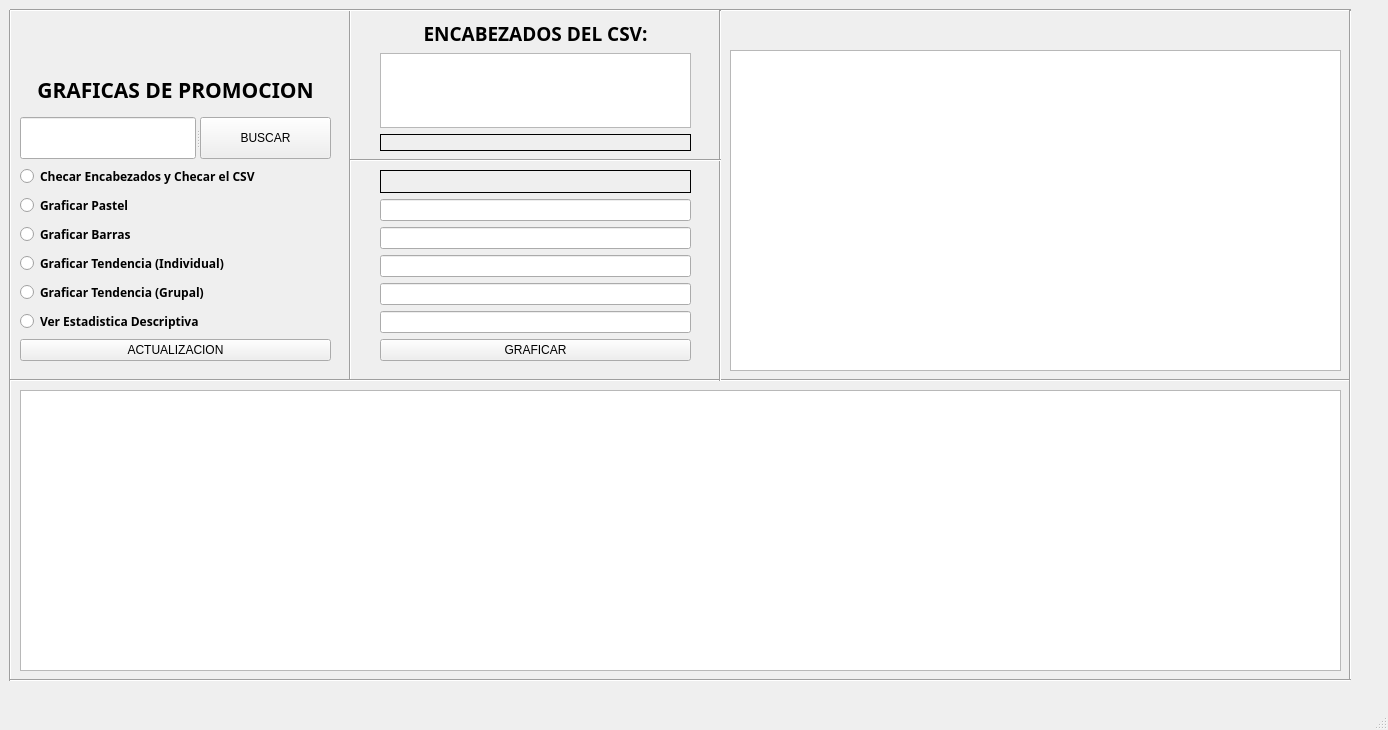
First picture: the form in CSV/interfaz/VentanaCSV.ui, repository DanielRojas2002/PyQt5, before the edit.
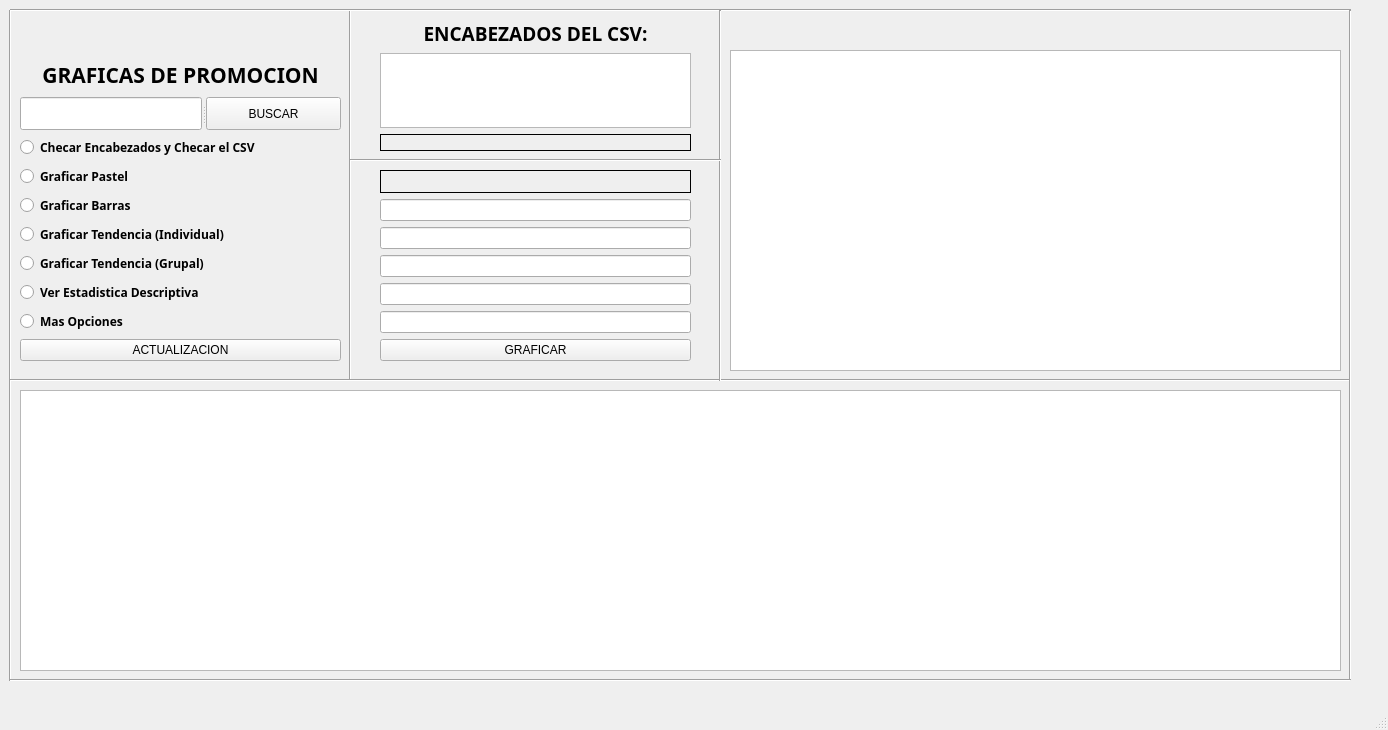
Second picture: the form after the edit. Icons and pictures are not drawn.

Patch:
```diff
--- a/CSV/interfaz/VentanaCSV.ui
+++ b/CSV/interfaz/VentanaCSV.ui
@@ -207,7 +207,7 @@
      <rect>
       <x>20</x>
       <y>20</y>
-      <width>311</width>
+      <width>321</width>
       <height>341</height>
      </rect>
     </property>
@@ -377,6 +377,23 @@
        </property>
       </widget>
      </item>
+     <item>
+      <widget class="QRadioButton" name="masopciones">
+       <property name="font">
+        <font>
+         <family>Arial Black</family>
+         <weight>75</weight>
+         <bold>true</bold>
+        </font>
+       </property>
+       <property name="toolTip">
+        <string>&lt;html&gt;&lt;head/&gt;&lt;body&gt;&lt;p&gt;&lt;span style=&quot; font-weight:600;&quot;&gt;Estadistica Descriptiva&lt;/span&gt;&lt;/p&gt;&lt;p align=&quot;center&quot;&gt;Se podra ver la Estadistiva Descriptiva del CSV&lt;/p&gt;&lt;/body&gt;&lt;/html&gt;</string>
+       </property>
+       <property name="text">
+        <string>Mas Opciones</string>
+       </property>
+      </widget>
+     </item>
      <item>
       <widget class="QPushButton" name="realizar">
        <property name="font">
```
Left out of the diff: 9 changed lines with no effect on the pictures.
